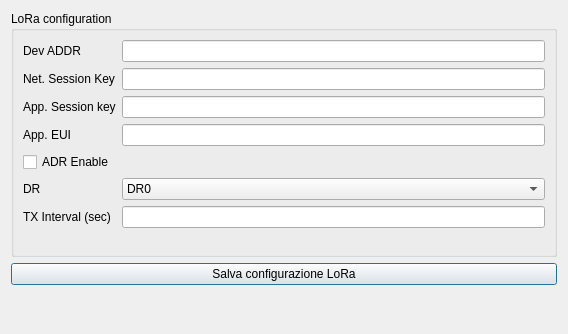
First picture: the form in Configuring software/python files/ui/setLoRaWindow.ui, repository ISS-Lab-Unibo/Agro_LoRaInductiveFruitGauge, before the edit.
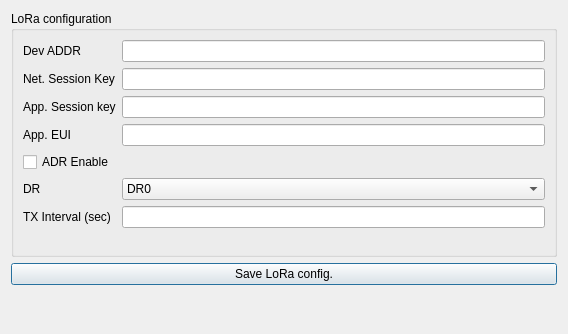
Second picture: the form after the edit.

```diff
--- a/Configuring software/python files/ui/setLoRaWindow.ui
+++ b/Configuring software/python files/ui/setLoRaWindow.ui
@@ -17,7 +17,7 @@
    <item row="2" column="0">
     <widget class="QPushButton" name="pushSendLoRaConfig">
      <property name="text">
-      <string>Salva configurazione LoRa</string>
+      <string>Save LoRa config.</string>
      </property>
     </widget>
    </item>
```
